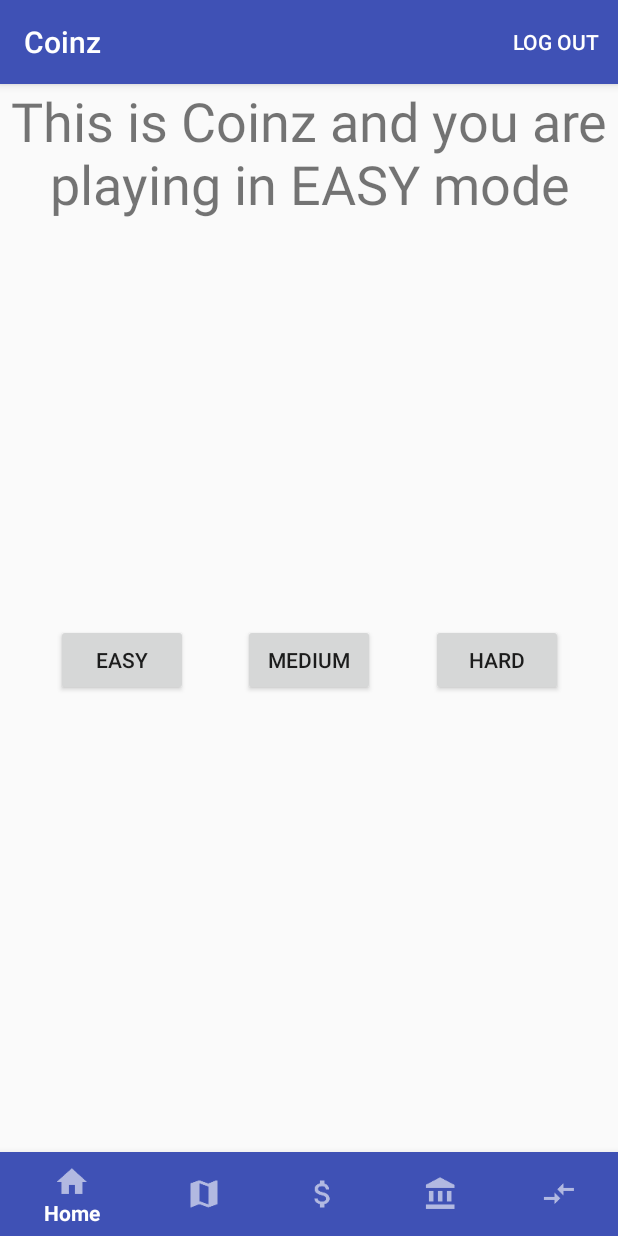
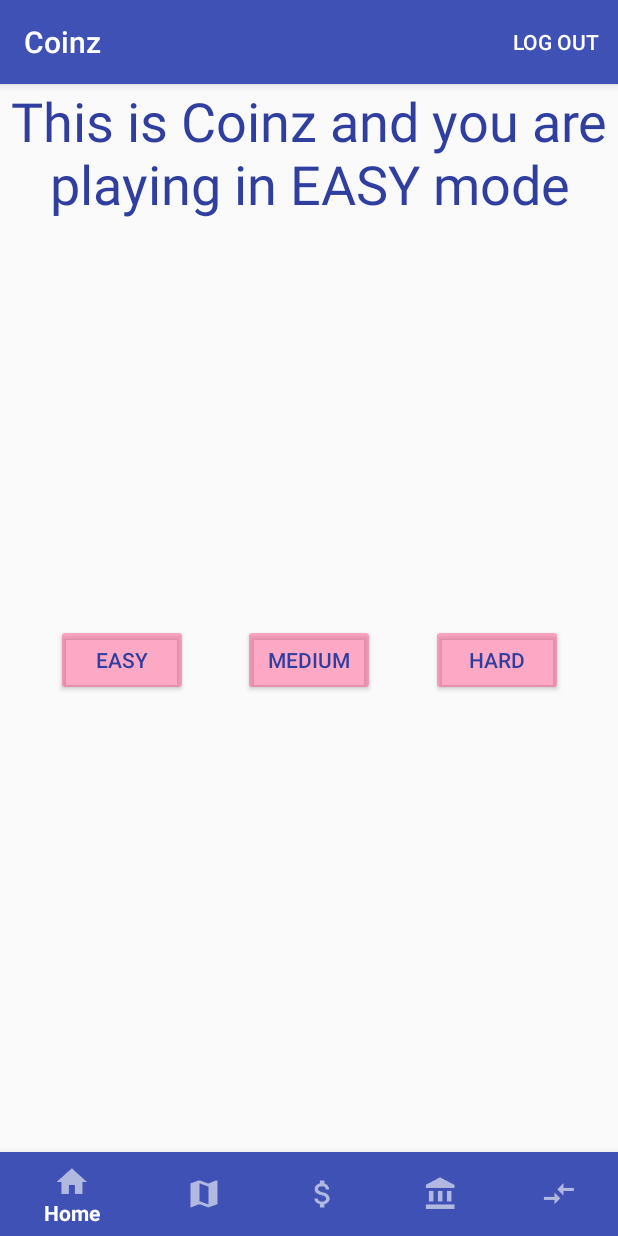
Before and after one commit to abakhai/Coinz, an Android app: the screen it shows after launch once a user with an empty profile is signed in (HomeActivity), on a phone screen of 412 x 824 dp. Run offline under Robolectric (Android 15) with nearby library versions, the phone set to English and light mode, and no system bars; our stand-ins replace Firebase (no records; nobody signed in at launch, a user with empty details on screens opened directly); libraries missing offline, so code that uses them is left out: com.firebase.ui, com.mapbox.android, com.mapbox.geojson, com.mapbox.mapboxsdk.

Commit message:
Added my feature of modes

```diff
--- a/app/src/main/java/com/example/ami/coinz/MainActivity.kt
+++ b/app/src/main/java/com/example/ami/coinz/MainActivity.kt
@@ -316,12 +316,21 @@ class MainActivity : AppCompatActivity(), OnMapReadyCallback, PermissionsListene
 
              var loc = Location("map")
 
+            var distance = 20
+            if (HomeActivity.DataHome.mode.equals("EASY")) {
+                distance = 70
+            } else if (HomeActivity.DataHome.mode.equals("MEDIUM")) {
+                distance = 35
+            }
+
             for (c in Data.coinsList) {
                 loc.latitude = c.coord[1]
                 loc.longitude = c.coord[0]
 
-            if (originLocation.distanceTo(loc) <= 25) {
+
+            if (originLocation.distanceTo(loc) <= distance) {
                 Data.coinlist.add(c)
+
                 if (!Data.wallet.contains(c)) {
                     Data.wallet.add(c)
                 }
--- a/app/src/main/res/layout/activity_home.xml
+++ b/app/src/main/res/layout/activity_home.xml
@@ -10,35 +10,42 @@
         android:id="@+id/button2"
         android:layout_width="wrap_content"
         android:layout_height="wrap_content"
+        android:backgroundTint="@color/colorAccent"
         android:text="@string/easy"
+        android:textColor="@color/colorPrimaryDark"
+        android:theme="@style/ThemeOverlay.MyDarkButton"
+        app:layout_constraintBottom_toBottomOf="parent"
+        app:layout_constraintLeft_toLeftOf="parent"
         app:layout_constraintRight_toLeftOf="@+id/button"
-        app:layout_constraintLeft_toLeftOf="parent"
-        app:layout_constraintBottom_toBottomOf="parent"
         app:layout_constraintTop_toTopOf="parent" />
 
     <Button
         android:id="@+id/button"
         android:layout_width="wrap_content"
         android:layout_height="wrap_content"
+        android:backgroundTint="@color/colorAccent"
         android:text="@string/med"
+        android:textColor="@color/colorPrimaryDark"
+        android:theme="@style/ThemeOverlay.MyDarkButton"
+        app:layout_constraintBottom_toBottomOf="parent"
+        app:layout_constraintLeft_toRightOf="@+id/button2"
         app:layout_constraintRight_toLeftOf="@+id/button3"
-        app:layout_constraintVertical_chainStyle="packed"
-        app:layout_constraintLeft_toRightOf="@+id/button2"
-        app:layout_constraintBottom_toBottomOf="parent"
-        app:layout_constraintTop_toTopOf="parent" />
+        app:layout_constraintTop_toTopOf="parent"
+        app:layout_constraintVertical_chainStyle="packed" />
 
     <Button
         android:id="@+id/button3"
         android:layout_width="wrap_content"
         android:layout_height="wrap_content"
+        android:backgroundTint="@color/colorAccent"
         android:text="@string/hard"
+        android:textColor="@color/colorPrimaryDark"
+        android:theme="@style/ThemeOverlay.MyDarkButton"
+        app:layout_constraintBottom_toBottomOf="parent"
+        app:layout_constraintLeft_toRightOf="@+id/button"
         app:layout_constraintRight_toRightOf="parent"
-        app:layout_constraintVertical_chainStyle="spread"
-        app:layout_constraintLeft_toRightOf="@+id/button"
-        app:layout_constraintBottom_toBottomOf="parent"
-        app:layout_constraintTop_toTopOf="parent" />
-
-
+        app:layout_constraintTop_toTopOf="parent"
+        app:layout_constraintVertical_chainStyle="spread" />
 
 
     <TextView
@@ -46,7 +53,8 @@
         android:layout_width="match_parent"
         android:layout_height="match_parent"
         android:text="@string/welcome"
-        android:theme="@style/ThemeOverlay.MyText"/>
+        android:textColor="@color/colorPrimaryDark"
+        android:theme="@style/ThemeOverlay.MyText" />
 
 
 
--- a/app/src/main/res/values/colors.xml
+++ b/app/src/main/res/values/colors.xml
@@ -2,7 +2,7 @@
 <resources>
     <color name="colorPrimary">#3F51B5</color>
     <color name="colorPrimaryDark">#303F9F</color>
-    <color name="colorAccent">#FF4081</color>
+    <color name="colorAccent">#71ff4081</color>
 
     <color name="colorWhite">#ffffff</color>
     <color name="colorWhiteTransparent">#080fffff</color>
```
